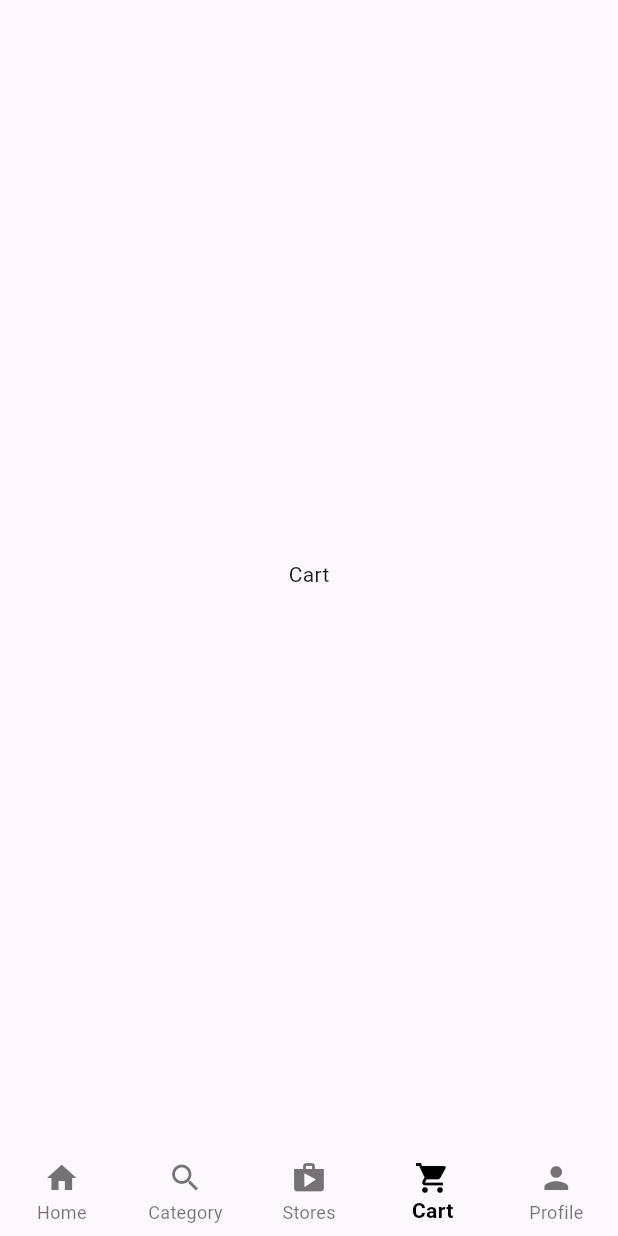
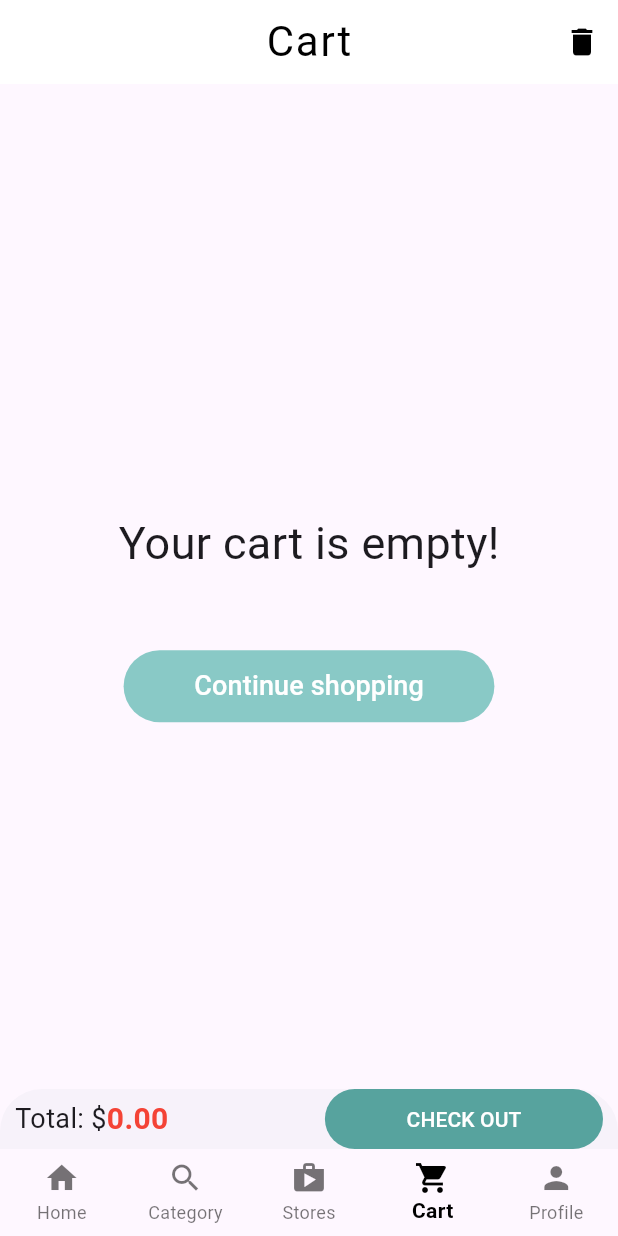
Before and after one commit to luisabritod/MultiStore, a Flutter app: the screen it shows after launch, item 4 of the bottom bar chosen, on a phone screen of 412 x 824 dp. Run offline on Flutter 3.47's test engine with Material 3 defaults, Android fonts, the phone set to English and light mode, and no system bars; our stand-ins replace google_fonts; Roboto replaces fonts that are missing (Acme).

Commit message:
implement store and cart pages

```diff
--- /dev/null
+++ b/lib/main_screens/cart.dart
@@ -0,0 +1,119 @@
+import 'package:flutter/material.dart';
+import 'package:google_fonts/google_fonts.dart';
+import 'package:multi_store/main_screens/main_screens.dart';
+import 'package:multi_store/widgets/widgets.dart';
+
+class CartScreen extends StatefulWidget {
+  const CartScreen({super.key});
+
+  @override
+  State<CartScreen> createState() => _CartScreenState();
+}
+
+class _CartScreenState extends State<CartScreen> {
+  @override
+  Widget build(BuildContext context) {
+    return Scaffold(
+      appBar: AppBar(
+        elevation: 0,
+        backgroundColor: Colors.white,
+        centerTitle: true,
+        title: Text(
+          'Cart',
+          style: GoogleFonts.acme(
+            textStyle: const TextStyle(
+              color: Colors.black,
+              fontSize: 28,
+              letterSpacing: 1.2,
+            ),
+          ),
+        ),
+        actions: [
+          IconButton(
+            icon: const Icon(Icons.delete, color: Colors.black),
+            onPressed: () {},
+          )
+        ],
+      ),
+      body: Center(
+        child: Column(
+          mainAxisAlignment: MainAxisAlignment.center,
+          children: [
+            const Text(
+              'Your cart is empty!',
+              style: TextStyle(
+                fontSize: 30,
+              ),
+            ),
+            const VerticalSpacing(50),
+            Material(
+              color: const Color(0xff89C9C6),
+              borderRadius: BorderRadius.circular(25),
+              child: MaterialButton(
+                minWidth: MediaQuery.of(context).size.width * 0.6,
+                onPressed: () {
+                  Navigator.pushReplacement(
+                    context,
+                    MaterialPageRoute(
+                      builder: (context) => const CustomerHome(),
+                    ),
+                  );
+                },
+                child: const Text(
+                  'Continue shopping',
+                  style: TextStyle(
+                    fontSize: 18,
+                    color: Colors.white,
+                  ),
+                ),
+              ),
+            )
+          ],
+        ),
+      ),
+      bottomSheet: Padding(
+        padding: const EdgeInsets.only(left: 10, right: 10),
+        child: Row(
+          mainAxisAlignment: MainAxisAlignment.spaceBetween,
+          children: [
+            const Row(
+              children: [
+                Text(
+                  'Total: \$',
+                  style: TextStyle(
+                    fontSize: 18,
+                  ),
+                ),
+                Text(
+                  '0.00',
+                  style: TextStyle(
+                    fontSize: 20,
+                    color: Colors.red,
+                    fontWeight: FontWeight.bold,
+                  ),
+                ),
+              ],
+            ),
+            Container(
+              height: 40,
+              width: MediaQuery.of(context).size.width * 0.45,
+              decoration: BoxDecoration(
+                color: const Color(0xff57A39E),
+                borderRadius: BorderRadius.circular(25),
+              ),
+              child: MaterialButton(
+                onPressed: () {},
+                child: const Text(
+                  'CHECK OUT',
+                  style: TextStyle(
+                    color: Colors.white,
+                  ),
+                ),
+              ),
+            ),
+          ],
+        ),
+      ),
+    );
+  }
+}
--- a/lib/main_screens/customer_home.dart
+++ b/lib/main_screens/customer_home.dart
@@ -14,9 +14,9 @@ class _CustomerHomeState extends State<CustomerHome> {
   final List<Widget> _tabs = [
     const HomeScreen(),
     const CategoryScreen(),
-    const Center(child: Text('Stores')),
-    const Center(child: Text('Cart')),
-    const Center(child: Text('Profile')),
+    const StorePage(),
+    const CartScreen(),
+    const ProfileScreen(),
   ];
 
   @override
--- a/lib/main_screens/main_screens.dart
+++ b/lib/main_screens/main_screens.dart
@@ -1,3 +1,6 @@
 export 'customer_home.dart';
 export 'home.dart';
 export 'category.dart';
+export 'store.dart';
+export 'cart.dart';
+export 'profile.dart';
```
Also changed, not shown: lib/main_screens/profile.dart (added, +27 -0 lines), lib/main_screens/store.dart (added, +27 -0 lines).
